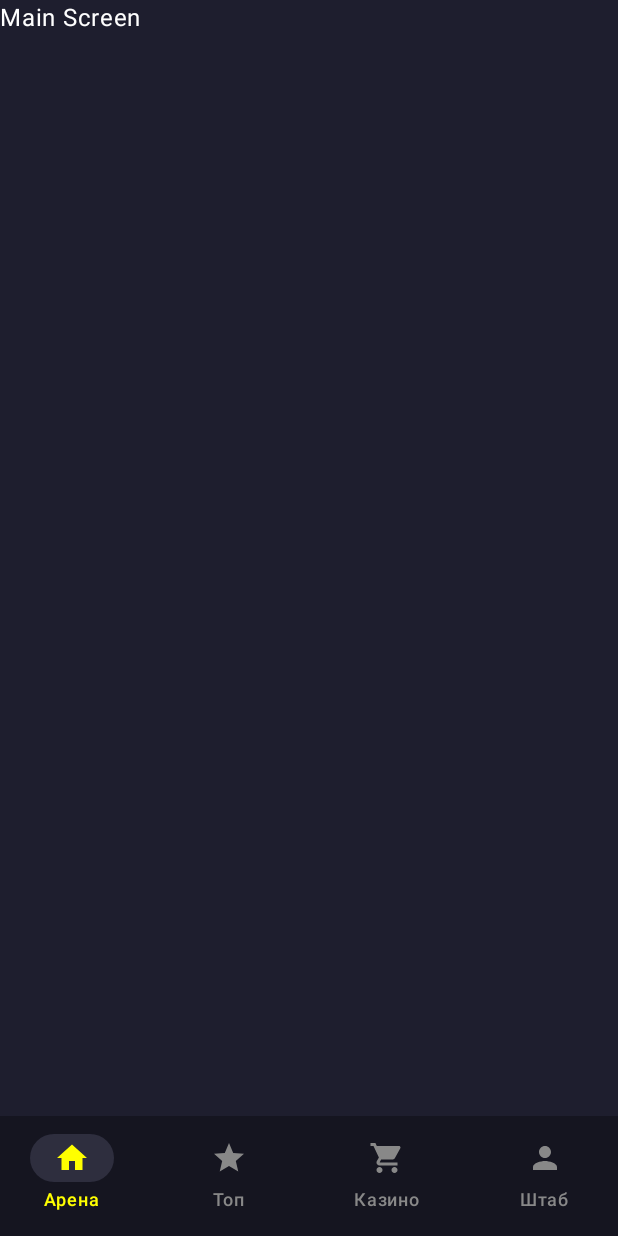
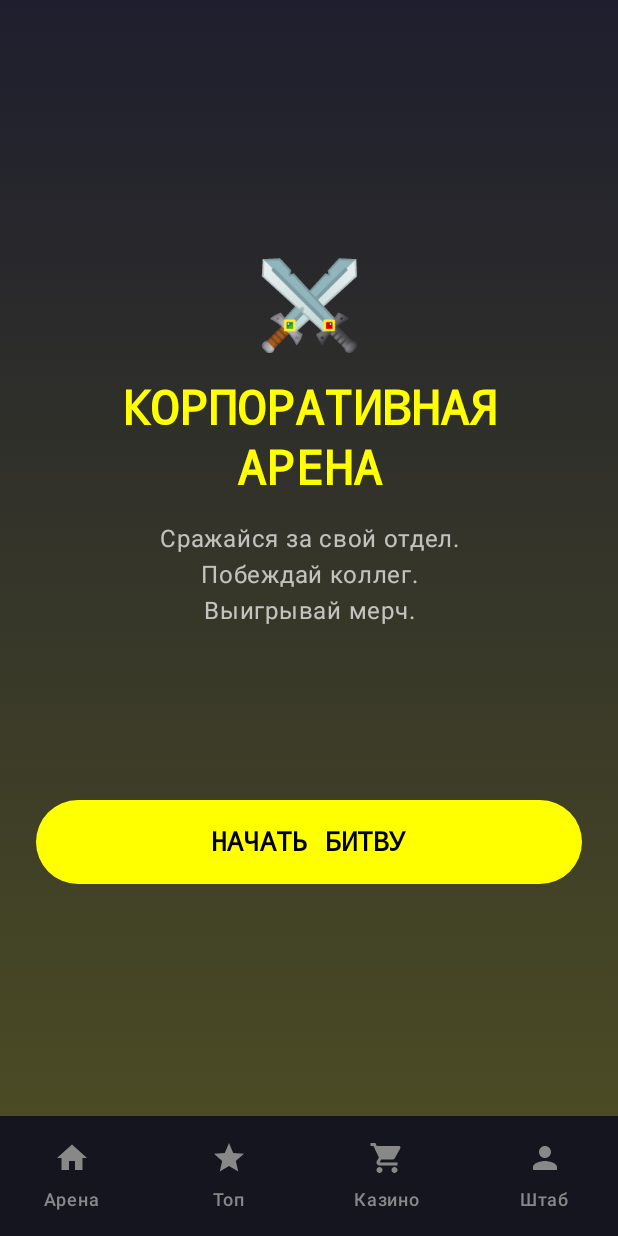
Before and after one commit to lapcevichme/WinterHackathon, an Android app built with Jetpack Compose: the screen it shows after launch (MainActivity), on a phone screen of 412 x 824 dp. Run offline under Robolectric (Android 15) with nearby library versions, the light colour scheme and no system bars; our stand-ins replace Dagger/Hilt's generated code.

Commit message:
feat(mobile): Add onboarding and login screens (auth base)

```diff
--- /dev/null
+++ b/mobile/app/src/main/java/com/lapcevichme/winterhackathon/presentation/onboarding/OnboardingScreen.kt
@@ -0,0 +1,89 @@
+package com.lapcevichme.winterhackathon.presentation.onboarding
+
+import androidx.compose.foundation.background
+import androidx.compose.foundation.layout.Arrangement
+import androidx.compose.foundation.layout.Column
+import androidx.compose.foundation.layout.Spacer
+import androidx.compose.foundation.layout.fillMaxSize
+import androidx.compose.foundation.layout.fillMaxWidth
+import androidx.compose.foundation.layout.height
+import androidx.compose.foundation.layout.padding
+import androidx.compose.material3.Button
+import androidx.compose.material3.ButtonDefaults
+import androidx.compose.material3.MaterialTheme
+import androidx.compose.material3.Text
+import androidx.compose.runtime.Composable
+import androidx.compose.ui.Alignment
+import androidx.compose.ui.Modifier
+import androidx.compose.ui.graphics.Brush
+import androidx.compose.ui.text.style.TextAlign
+import androidx.compose.ui.unit.dp
+import androidx.navigation.NavController
+import com.lapcevichme.winterhackathon.ui.navigation.Screen
+
+@Composable
+fun OnboardingScreen(navController: NavController) {
+    val backgroundBrush = Brush.verticalGradient(
+        colors = listOf(
+            MaterialTheme.colorScheme.background,
+            MaterialTheme.colorScheme.primary.copy(alpha = 0.2f)
+        )
+    )
+
+    Column(
+        modifier = Modifier
+            .fillMaxSize()
+            .background(backgroundBrush)
+            .padding(24.dp),
+        horizontalAlignment = Alignment.CenterHorizontally,
+        verticalArrangement = Arrangement.SpaceBetween
+    ) {
+        Spacer(modifier = Modifier.height(32.dp))
+
+        Column(horizontalAlignment = Alignment.CenterHorizontally) {
+            // TODO на лого приложения
+            Text(
+                text = "⚔️",
+                style = MaterialTheme.typography.displayLarge,
+                modifier = Modifier.padding(bottom = 16.dp)
+            )
+
+            Text(
+                text = "КОРПОРАТИВНАЯ\nАРЕНА",
+                style = MaterialTheme.typography.headlineLarge,
+                textAlign = TextAlign.Center,
+                color = MaterialTheme.colorScheme.primary
+            )
+
+            Spacer(modifier = Modifier.height(16.dp))
+
+            Text(
+                text = "Сражайся за свой отдел.\nПобеждай коллег.\nВыигрывай мерч.",
+                style = MaterialTheme.typography.bodyLarge,
+                textAlign = TextAlign.Center,
+                color = MaterialTheme.colorScheme.onBackground.copy(alpha = 0.7f)
+            )
+        }
+
+        Button(
+            onClick = {
+                // Переход на экран регистрации
+                navController.navigate(Screen.Login.route) {
+                    popUpTo(Screen.Onboarding.route) { inclusive = true }
+                }
+            },
+            modifier = Modifier
+                .fillMaxWidth()
+                .height(56.dp),
+            colors = ButtonDefaults.buttonColors(containerColor = MaterialTheme.colorScheme.primary)
+        ) {
+            Text(
+                text = "НАЧАТЬ БИТВУ",
+                style = MaterialTheme.typography.titleMedium,
+                color = MaterialTheme.colorScheme.onPrimary
+            )
+        }
+
+        Spacer(modifier = Modifier.height(16.dp))
+    }
+}
--- a/mobile/app/src/main/java/com/lapcevichme/winterhackathon/ui/navigation/AppNavGraph.kt
+++ b/mobile/app/src/main/java/com/lapcevichme/winterhackathon/ui/navigation/AppNavGraph.kt
@@ -1,41 +1,33 @@
 package com.lapcevichme.winterhackathon.ui.navigation
 
-import androidx.compose.material3.Text
 import androidx.compose.runtime.Composable
 import androidx.compose.ui.Modifier
 import androidx.navigation.NavHostController
 import androidx.navigation.compose.NavHost
 import androidx.navigation.compose.composable
+import com.lapcevichme.winterhackathon.presentation.auth.LoginScreen
 import com.lapcevichme.winterhackathon.presentation.casino.CasinoScreenRoot
+import com.lapcevichme.winterhackathon.presentation.onboarding.OnboardingScreen
 
 @Composable
 fun AppNavGraph(
     navController: NavHostController,
-    modifier: Modifier = Modifier
+    modifier: Modifier = Modifier,
+    isLoggedIn: Boolean = false
 ) {
+    val startDest = if (isLoggedIn) Screen.Home.route else Screen.Onboarding.route
+
     NavHost(
         navController = navController,
-        startDestination = Screen.Home.route,
+        startDestination = startDest,
         modifier = modifier
     ) {
-        composable(Screen.Home.route) { MainScreen() }
+        composable(Screen.Onboarding.route) { OnboardingScreen(navController) }
+        composable(Screen.Login.route) { LoginScreen(navController) }
+
+        composable(Screen.Home.route) { MainScreen(navController) }
         composable(Screen.Leaderboard.route) { LeaderboardScreen() }
         composable(Screen.Casino.route) { CasinoScreenRoot() }
         composable(Screen.Profile.route) { ProfileScreen() }
     }
 }
-
-@Composable
-fun MainScreen() {
-    Text("Main Screen")
-}
-
-@Composable
-fun LeaderboardScreen() {
-    Text("Leaderboard Screen")
-}
-
-@Composable
-fun ProfileScreen() {
-    Text("Profile Screen")
-}
--- a/mobile/app/src/main/java/com/lapcevichme/winterhackathon/ui/navigation/Screen.kt
+++ b/mobile/app/src/main/java/com/lapcevichme/winterhackathon/ui/navigation/Screen.kt
@@ -1,13 +1,17 @@
 package com.lapcevichme.winterhackathon.ui.navigation
 
 import androidx.compose.material.icons.Icons
+import androidx.compose.material.icons.filled.AccountCircle
 import androidx.compose.material.icons.filled.Home
+import androidx.compose.material.icons.filled.Info
 import androidx.compose.material.icons.filled.Person
 import androidx.compose.material.icons.filled.ShoppingCart
 import androidx.compose.material.icons.filled.Star
 import androidx.compose.ui.graphics.vector.ImageVector
 
 sealed class Screen(val route: String, val title: String, val icon: ImageVector) {
+    object Onboarding : Screen("onboarding", "Intro", Icons.Default.Info)
+    object Login : Screen("login", "Login", Icons.Default.AccountCircle)
     object Home : Screen("home", "Арена", Icons.Filled.Home)
     object Leaderboard : Screen("leaderboard", "Топ", Icons.Filled.Star)
     object Casino : Screen("casino", "Казино", Icons.Filled.ShoppingCart)
```
Also changed, not shown: mobile/app/src/main/java/com/lapcevichme/winterhackathon/presentation/auth/LoginScreen.kt (added, +149 -0 lines).
